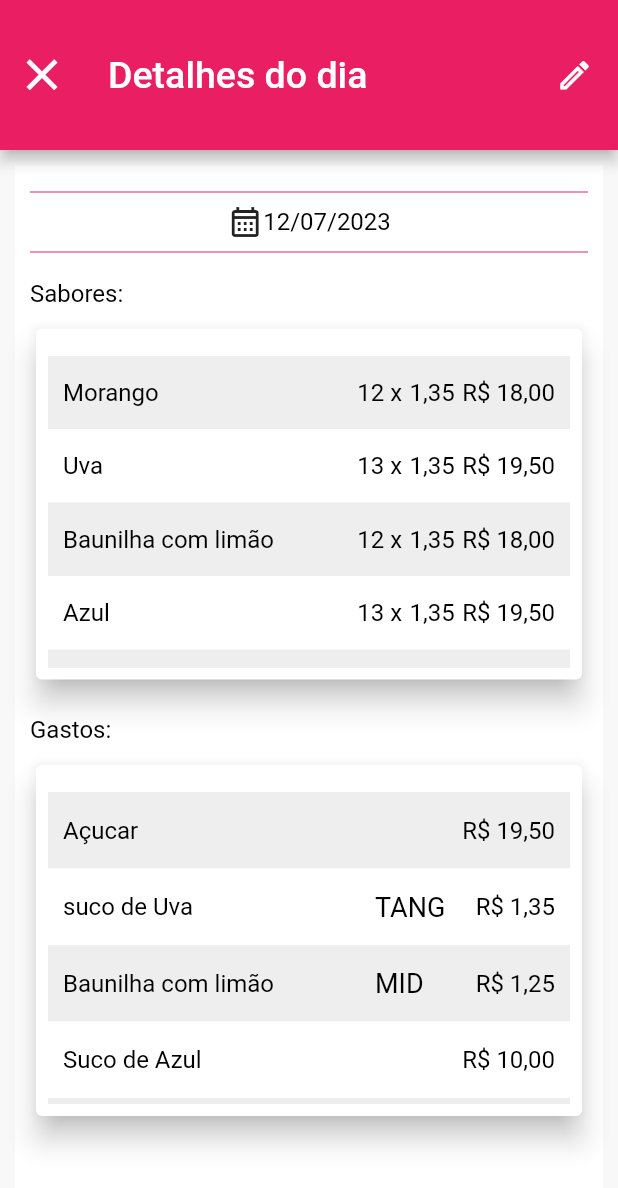
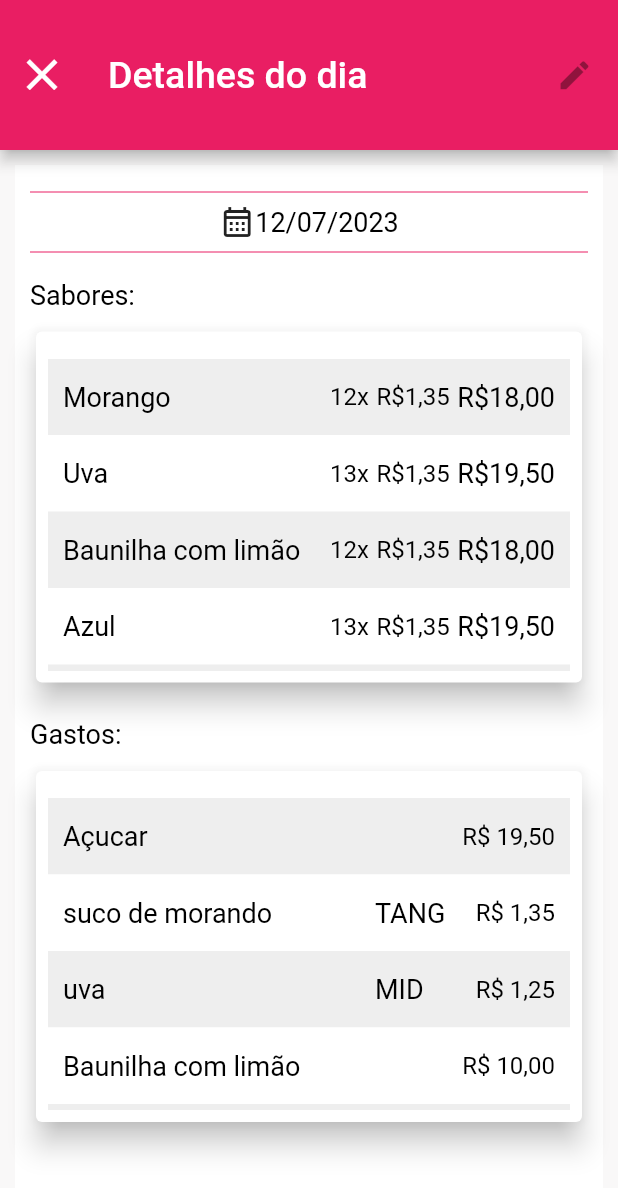
Before and after one commit to Jo-Analyst/app-good-taste, a Flutter app: the ProductionDetailsPage screen opened directly, on a phone screen of 412 x 824 dp. Shown: the top 1188 px of the screen. Run offline on Flutter 3.47's test engine with Material 2 defaults, Android fonts, the phone set to English and light mode, and no system bars; our stand-ins replace font_awesome_flutter, sqflite; accounts and stored records are empty.

Commit message:
Selecionando as linhas e habilitando o botão de edição

```diff
--- a/lib/app/page/production_details_page.dart
+++ b/lib/app/page/production_details_page.dart
@@ -1,3 +1,4 @@
+import 'package:app_good_taste/app/page/production_page.dart';
 import 'package:flutter/material.dart';
 import 'package:intl/intl.dart';
 
@@ -9,9 +10,9 @@ class ProductionDetailsPage extends StatefulWidget {
 }
 
 class _ProductionDetailsPageState extends State<ProductionDetailsPage> {
-  @override
-  Widget build(BuildContext context) {
-    final List<Map<String, dynamic>> production = [
+  bool lineWasPressed = false;
+  int selectedLine = -1;
+  final List<Map<String, dynamic>> productions = [
     {
       "id": 1,
       "flavor": "Morango",
@@ -19,13 +20,7 @@ class _ProductionDetailsPageState extends State<ProductionDetailsPage> {
       "subtotal": 18,
       "price": 1.35
     },
-      {
-        "id": 2,
-        "flavor": "Uva",
-        "quantity": 13,
-        "subtotal": 19.5,
-        "price": 1.35
-      },
+    {"id": 2, "flavor": "Uva", "quantity": 13, "subtotal": 19.5, "price": 1.35},
     {
       "id": 3,
       "flavor": "Baunilha com limão",
@@ -41,28 +36,58 @@ class _ProductionDetailsPageState extends State<ProductionDetailsPage> {
       "price": 1.35
     },
     {
-        "id": 4,
+      "id": 5,
       "flavor": "Chocolate",
       "quantity": 12,
       "subtotal": 18,
       "price": 1.35
     },
     {
-        "id": 4,
-        "flavor": "Leite consensado",
+      "id": 6,
+      "flavor": "Leite condensado",
       "quantity": 10,
       "subtotal": 15,
       "price": 1.35
     },
   ];
-    final List<Map<String, dynamic>> feedstock = [
+
+  final List<Map<String, bool>> rowsPressed = [];
+  final List<Map<String, dynamic>> feedstocks = [
     {"id": 1, "name": "Açucar", "brand": "", "price": 19.5},
-      {"id": 2, "name": "suco de Uva", "brand": "TANG", "price": 1.35},
-      {"id": 3, "name": "Baunilha com limão", "brand": "MID", "price": 1.25},
-      {"id": 4, "name": "Suco de Azul", "brand": "", "price": 10.0},
-      {"id": 4, "name": "Chocolate", "brand": "Nestle", "price": 8},
-      {"id": 4, "name": "Leite consensado", "brand": "", "price": 4.75},
+    {"id": 2, "name": "suco de morando", "brand": "TANG", "price": 1.35},
+    {"id": 3, "name": "uva", "brand": "MID", "price": 1.25},
+    {"id": 4, "name": "Baunilha com limão", "brand": "", "price": 10.0},
+    {"id": 5, "name": "Azul", "brand": "Nestle", "price": 8},
+    {"id": 6, "name": "Chocolate", "brand": "", "price": 4.75},
+    {"id": 7, "name": "Leite condensado", "brand": "", "price": 4.75},
   ];
+
+  void checkIfProductionsIsGreaterThanZeroAndFillInTheListRowsPressed() {
+    if (productions.isNotEmpty) {
+      for (int i = 0; i < productions.length; i++) {
+        rowsPressed.add({"isPressed": false});
+      }
+    }
+  }
+
+  void toggleRowsPressed(int index) {
+    for (int i = 0; i < rowsPressed.length; i++) {
+      if (i != index) {
+        rowsPressed[i]["isPressed"] = false;
+      }
+    }
+    rowsPressed[index]["isPressed"] = !rowsPressed[index]["isPressed"]!;
+    lineWasPressed = rowsPressed[index]["isPressed"]! ? true : false;
+  }
+
+  @override
+  void initState() {
+    super.initState();
+    checkIfProductionsIsGreaterThanZeroAndFillInTheListRowsPressed();
+  }
+
+  @override
+  Widget build(BuildContext context) {
     return Scaffold(
       appBar: AppBar(
         title: const Text(
@@ -77,14 +102,36 @@ class _ProductionDetailsPageState extends State<ProductionDetailsPage> {
           ),
           onPressed: () => Navigator.of(context).pop(),
         ),
-        actions: [Container(margin: const EdgeInsets.only(right: 5), child: IconButton(onPressed: () {}, icon: const Icon(Icons.edit_outlined, size: 25,)))],
+        actions: [
+          Container(
+            margin: const EdgeInsets.only(right: 5),
+            child: IconButton(
+              onPressed: !lineWasPressed
+                  ? null
+                  : () {
+                      Navigator.of(context).push(
+                        MaterialPageRoute(
+                          builder: (_) => const ProductionPage(),
+                        ),
+                      );
+                    },
+              icon: Icon(
+                lineWasPressed ? Icons.edit_outlined : Icons.edit,
+                size: 25,
+              ),
+            ),
+          ),
+        ],
       ),
       body: Container(
         color: Colors.white,
         margin: const EdgeInsets.all(10),
         padding: const EdgeInsets.all(10),
         child: DefaultTextStyle(
-          style: const TextStyle(fontSize: 16, color: Colors.black),
+          style: const TextStyle(
+            fontSize: 18,
+            color: Colors.black,
+          ),
           child: Column(
             children: [
               Divider(
@@ -113,7 +160,7 @@ class _ProductionDetailsPageState extends State<ProductionDetailsPage> {
                   elevation: 8,
                   child: DefaultTextStyle(
                     style: const TextStyle(
-                      fontSize: 16,
+                      fontSize: 18,
                       color: Colors.black,
                     ),
                     child: Padding(
@@ -123,42 +170,84 @@ class _ProductionDetailsPageState extends State<ProductionDetailsPage> {
                           const SizedBox(height: 10),
                           Flexible(
                             child: ListView.builder(
-                              itemCount: production.length,
+                              itemCount: productions.length,
                               itemBuilder: (context, index) {
-                                final rowColor = index % 2 > 0
+                                final rowColor = index == selectedLine &&
+                                        rowsPressed[index]["isPressed"]!
+                                    ? Theme.of(context).primaryColor
+                                    : index % 2 > 0
                                         ? Colors.white
                                         : Colors.grey.shade200;
+
                                 return InkWell(
-                                    onLongPress: () => print("Pressionado!"),
+                                  onLongPress: () {
+                                    setState(() {
+                                      selectedLine = index;
+                                      toggleRowsPressed(index);
+                                    });
+                                  },
                                   child: Container(
                                     color: rowColor,
                                     padding: const EdgeInsets.symmetric(
-                                        horizontal: 10, vertical: 15),
+                                      horizontal: 10,
+                                      vertical: 15,
+                                    ),
                                     child: Row(
                                       mainAxisAlignment:
                                           MainAxisAlignment.spaceBetween,
                                       children: [
-                                        Text(production[index]["flavor"]),
+                                        Expanded(
+                                          child: Text(
+                                            productions[index]["flavor"],
+                                            style: TextStyle(
+                                              color: index == selectedLine &&
+                                                      rowsPressed[index]
+                                                          ["isPressed"]!
+                                                  ? Colors.white
+                                                  : Colors.black,
+                                            ),
+                                          ),
+                                        ),
                                         Row(
                                           children: [
                                             Text(
-                                              "${production[index]["quantity"]} x",
-                                              style:
-                                                  const TextStyle(fontSize: 16),
+                                              "${productions[index]["quantity"]}x",
+                                              style: TextStyle(
+                                                fontSize: 16,
+                                                color: index == selectedLine &&
+                                                        rowsPressed[index]
+                                                            ["isPressed"]!
+                                                    ? Colors.white
+                                                    : Colors.black,
+                                              ),
                                             ),
                                             const SizedBox(width: 5),
                                             Text(
-                                              NumberFormat("#0.00", "PT-BR")
+                                              NumberFormat("R\$#0.00", "PT-BR")
                                                   .format(
-                                                production[index]["price"],
+                                                productions[index]["price"],
                                               ),
-                                              style: const TextStyle(fontSize: 16),
+                                              style: TextStyle(
+                                                fontSize: 16,
+                                                color: index == selectedLine &&
+                                                        rowsPressed[index]
+                                                            ["isPressed"]!
+                                                    ? Colors.white
+                                                    : Colors.black,
+                                              ),
                                             ),
                                             const SizedBox(width: 5),
                                             Text(
-                                              NumberFormat("R\$ #0.00", "PT-BR")
+                                              NumberFormat("R\$#0.00", "PT-BR")
                                                   .format(
-                                                production[index]["subtotal"],
+                                                productions[index]["subtotal"],
+                                              ),
+                                              style: TextStyle(
+                                                color: index == selectedLine &&
+                                                        rowsPressed[index]
+                                                            ["isPressed"]!
+                                                    ? Colors.white
+                                                    : Colors.black,
                                               ),
                                             ),
                                           ],
@@ -189,7 +278,7 @@ class _ProductionDetailsPageState extends State<ProductionDetailsPage> {
                   elevation: 8,
                   child: DefaultTextStyle(
                     style: const TextStyle(
-                      fontSize: 16,
+                      fontSize: 18,
                       color: Colors.black,
                     ),
                     child: Padding(
@@ -199,7 +288,7 @@ class _ProductionDetailsPageState extends State<ProductionDetailsPage> {
                           const SizedBox(height: 10),
                           Flexible(
                             child: ListView.builder(
-                              itemCount: production.length,
+                              itemCount: productions.length,
                               itemBuilder: (context, index) {
                                 final rowColor = index % 2 > 0
                                     ? Colors.white
@@ -212,14 +301,17 @@ class _ProductionDetailsPageState extends State<ProductionDetailsPage> {
                                     mainAxisAlignment:
                                         MainAxisAlignment.spaceBetween,
                                     children: [
-                                      Text(feedstock[index]["name"]),
+                                      Expanded(
+                                          child:
+                                              Text(feedstocks[index]["name"])),
                                       SizedBox(
                                         width: 120,
                                         child: Row(
-                                          mainAxisAlignment: MainAxisAlignment.spaceBetween,
+                                          mainAxisAlignment:
+                                              MainAxisAlignment.spaceBetween,
                                           children: [
                                             Text(
-                                              feedstock[index]["brand"],
+                                              feedstocks[index]["brand"],
                                               style:
                                                   const TextStyle(fontSize: 18),
                                             ),
@@ -227,7 +319,7 @@ class _ProductionDetailsPageState extends State<ProductionDetailsPage> {
                                             Text(
                                               NumberFormat("R\$ #0.00", "PT-BR")
                                                   .format(
-                                                feedstock[index]["price"],
+                                                feedstocks[index]["price"],
                                               ),
                                               style:
                                                   const TextStyle(fontSize: 16),
```
Lines whose indentation alone changed are shown as unchanged.
